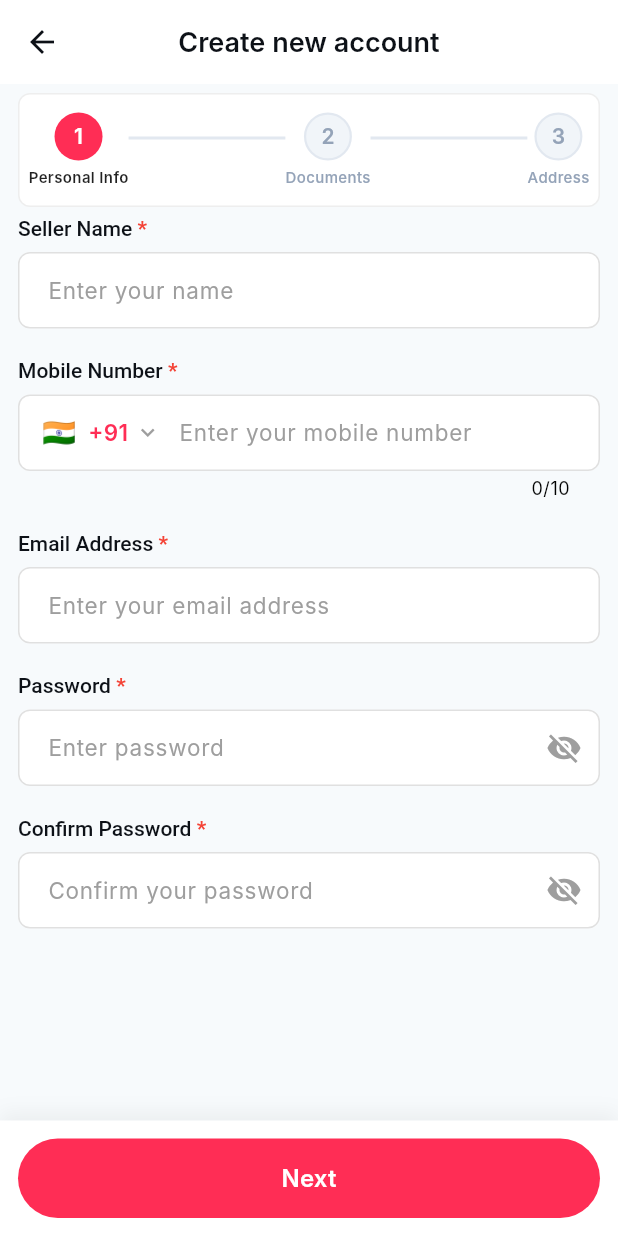
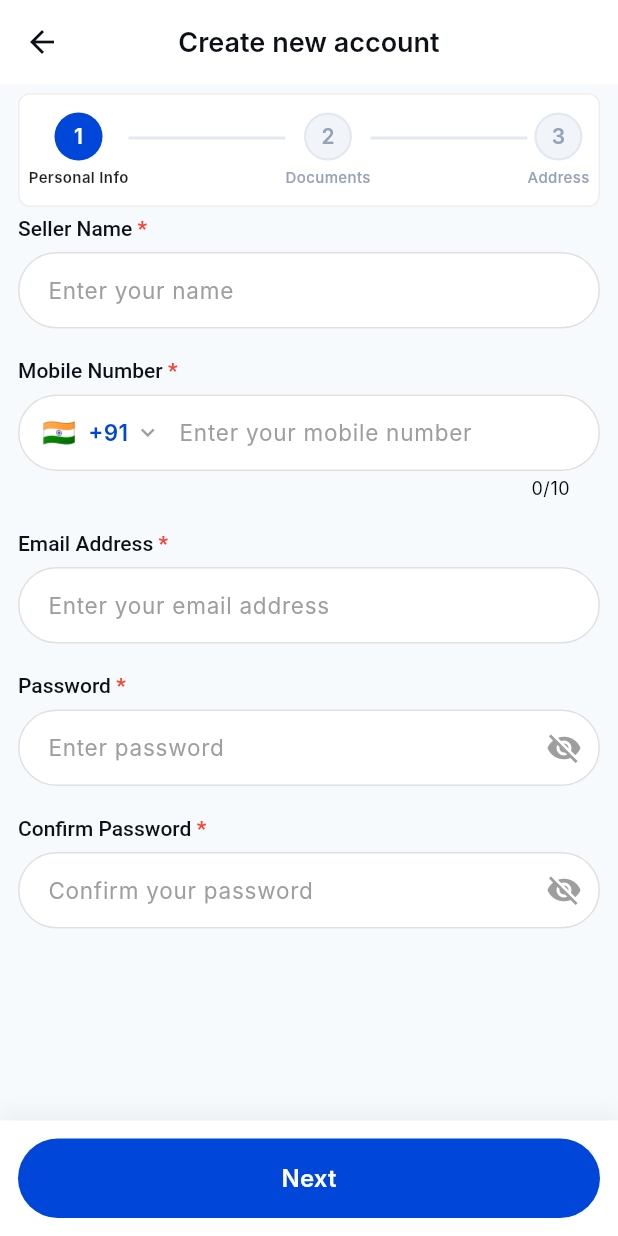
Before and after one commit to Tushar3529-dev/Nagpur-Seller, a Flutter app: the screen it shows after launch, after a tap on "Skip", after a tap on "Sign up", on a phone screen of 412 x 824 dp. Run offline on Flutter 3.47's test engine with Material 3 defaults, Android fonts, the light colour scheme and no system bars; drawn by our look-alikes of intl_phone_field; our stand-ins replace audioplayers, cached_network_image, connectivity_plus, country_picker, dio, equatable and 21 more; missing offline and left inert: curl_logger_dio_interceptor, flutter_inappwebview, flutter_quill, flutter_quill_delta_from_html, video_compress, vsc_quill_delta_to_html; accounts and stored records are empty; network calls fail; Roboto replaces fonts that are missing (Inter); project files that could hold a hidden picture were left out.

Commit message:
fixed theme circular

```diff
--- a/lib/config/colors.dart
+++ b/lib/config/colors.dart
@@ -1,8 +1,9 @@
 import 'package:flutter/material.dart';
 
 class AppColors {
-  /* static const Color primaryColor = Color(0xFF006BD5); */
-  static const Color primaryColor = Color(0xFFFF2D55);
+  /* static const Color primaryColor = Color(0xFF006BD5); Hyper local color */
+/*   static const Color primaryColor = Color(0xFFFF2D55);  pink theme code */
+ static const Color primaryColor = Color(0xFF0047D9);// this is the final color code
   // font color
   static Color lightFontColor = Colors.black;
   static Color darkFontColor = Colors.white;
--- a/lib/screen/auth/view/login_page.dart
+++ b/lib/screen/auth/view/login_page.dart
@@ -204,16 +204,16 @@ class _LoginPageState extends State<LoginPage>
                             color: isDark
                                 ? AppColors.mainDarkContainerBgColor
                                 : Colors.grey[200],
-                            borderRadius: BorderRadius.circular(
-                              UIUtils.radiusMD(screenType),
+                            borderRadius: BorderRadius.circular(30.0,
+                             /*  UIUtils.radiusMD(screenType), */
                             ),
                           ),
                           child: TabBar(
                             controller: _tabController,
                             indicator: BoxDecoration(
                               color: AppColors.primaryColor,
-                              borderRadius: BorderRadius.circular(
-                                UIUtils.radiusMD(screenType),
+                              borderRadius: BorderRadius.circular(30.0,
+                               /*  UIUtils.radiusMD(screenType), */
                               ),
                             ),
                             indicatorSize: TabBarIndicatorSize.tab,
--- a/lib/widgets/custom/custom_buttons.dart
+++ b/lib/widgets/custom/custom_buttons.dart
@@ -21,7 +21,7 @@ class PrimaryButton extends StatelessWidget {
     this.height,
     this.backgroundColor,
     this.foregroundColor,
-    this.borderRadius = 8.0,
+    this.borderRadius = 30.0,
     this.padding,
   });
 
@@ -88,7 +88,7 @@ class SecondaryButton extends StatelessWidget {
     this.height,
     this.borderColor,
     this.foregroundColor,
-    this.borderRadius = 8.0,
+    this.borderRadius = 30.0,
     this.padding,
   });
 
--- a/lib/widgets/custom/custom_phone_field.dart
+++ b/lib/widgets/custom/custom_phone_field.dart
@@ -97,42 +97,42 @@ class CustomPhoneField extends StatelessWidget {
               vertical: 14,
             ),
             border: OutlineInputBorder(
-              borderRadius: BorderRadius.circular(8),
+              borderRadius: BorderRadius.circular(30.0),
               borderSide: BorderSide(
                 color: isDark ? Colors.grey.shade700 : Colors.grey.shade300,
                 width: 1,
               ),
             ),
             enabledBorder: OutlineInputBorder(
-              borderRadius: BorderRadius.circular(8),
+              borderRadius: BorderRadius.circular(30.0),
               borderSide: BorderSide(
                 color: isDark ? Colors.grey.shade700 : Colors.grey.shade300,
                 width: 1,
               ),
             ),
             focusedBorder: OutlineInputBorder(
-              borderRadius: BorderRadius.circular(8),
+              borderRadius: BorderRadius.circular(30.0),
               borderSide: BorderSide(
                 color: isDark ? Colors.grey.shade700 : Colors.grey.shade300,
                 width: 1.5,
               ),
             ),
             errorBorder: OutlineInputBorder(
-              borderRadius: BorderRadius.circular(8),
+              borderRadius: BorderRadius.circular(30.0),
               borderSide: const BorderSide(
                 color: AppColors.darkErrorColor,
                 width: 1,
               ),
             ),
             focusedErrorBorder: OutlineInputBorder(
-              borderRadius: BorderRadius.circular(8),
+              borderRadius: BorderRadius.circular(30.0),
               borderSide: const BorderSide(
                 color: AppColors.darkErrorColor,
                 width: 1.5,
               ),
             ),
             disabledBorder: OutlineInputBorder(
-              borderRadius: BorderRadius.circular(8),
+              borderRadius: BorderRadius.circular(30.0),
               borderSide: BorderSide(
                 color: Colors.grey.shade300,
                 width: 1,
--- a/lib/widgets/custom/custom_textfield.dart
+++ b/lib/widgets/custom/custom_textfield.dart
@@ -122,42 +122,42 @@ class CustomTextField extends StatelessWidget {
               vertical: 14,
             ),
             border: OutlineInputBorder(
-              borderRadius: BorderRadius.circular(8),
+              borderRadius: BorderRadius.circular(30.0),
               borderSide: BorderSide(
                 color: isDark ? Colors.grey.shade700 : Colors.grey.shade300,
                 width: 1,
               ),
             ),
             enabledBorder: OutlineInputBorder(
-              borderRadius: BorderRadius.circular(8),
+              borderRadius: BorderRadius.circular(30.0),
               borderSide: BorderSide(
                 color: isDark ? Colors.grey.shade700 : Colors.grey.shade300,
                 width: 1,
               ),
             ),
             focusedBorder: OutlineInputBorder(
-              borderRadius: BorderRadius.circular(8),
+              borderRadius: BorderRadius.circular(30.0),
               borderSide: BorderSide(
                 color: isDark ? Colors.grey.shade700 : Colors.grey.shade300,
                 width: 1.5,
               ),
             ),
             errorBorder: OutlineInputBorder(
-              borderRadius: BorderRadius.circular(8),
+              borderRadius: BorderRadius.circular(30.0),
               borderSide: const BorderSide(
                 color: AppColors.darkErrorColor,
                 width: 1,
               ),
             ),
             focusedErrorBorder: OutlineInputBorder(
-              borderRadius: BorderRadius.circular(8),
+              borderRadius: BorderRadius.circular(30.0),
               borderSide: const BorderSide(
                 color: AppColors.darkErrorColor,
                 width: 1.5,
               ),
             ),
             disabledBorder: OutlineInputBorder(
-              borderRadius: BorderRadius.circular(8),
+              borderRadius: BorderRadius.circular(30.0),
               borderSide: BorderSide(color: Colors.grey.shade300, width: 1),
             ),
           ),
```
Also changed, not shown: lib/screen/auth/view/forgot_password_page.dart (+7 -7 lines).
